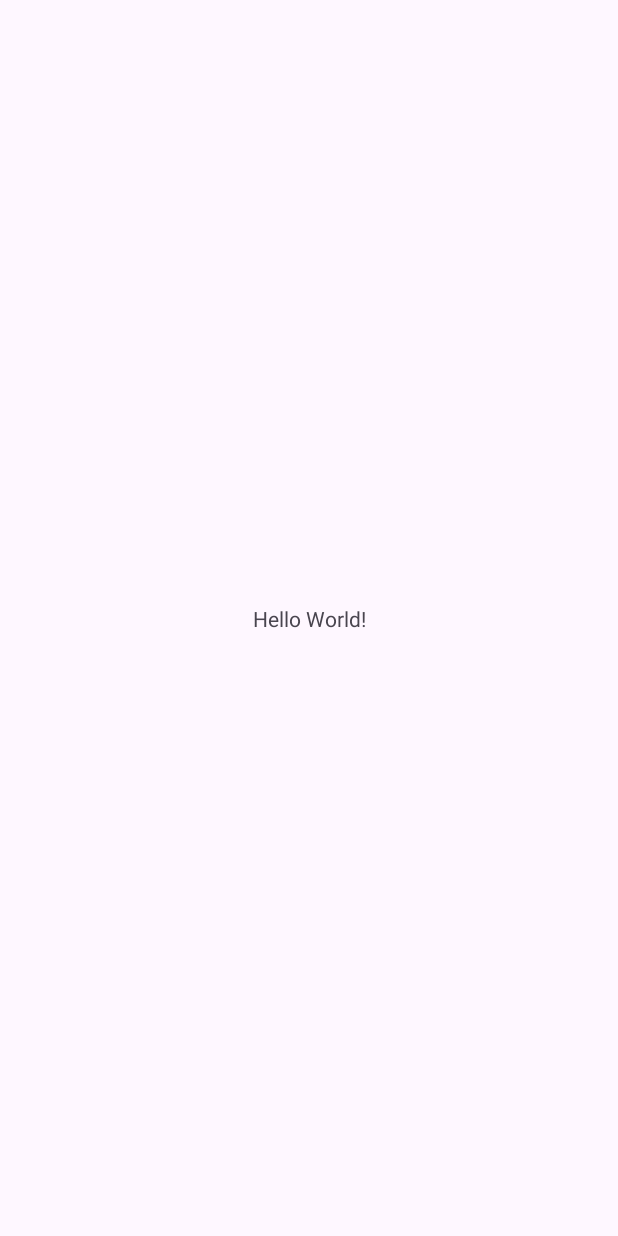
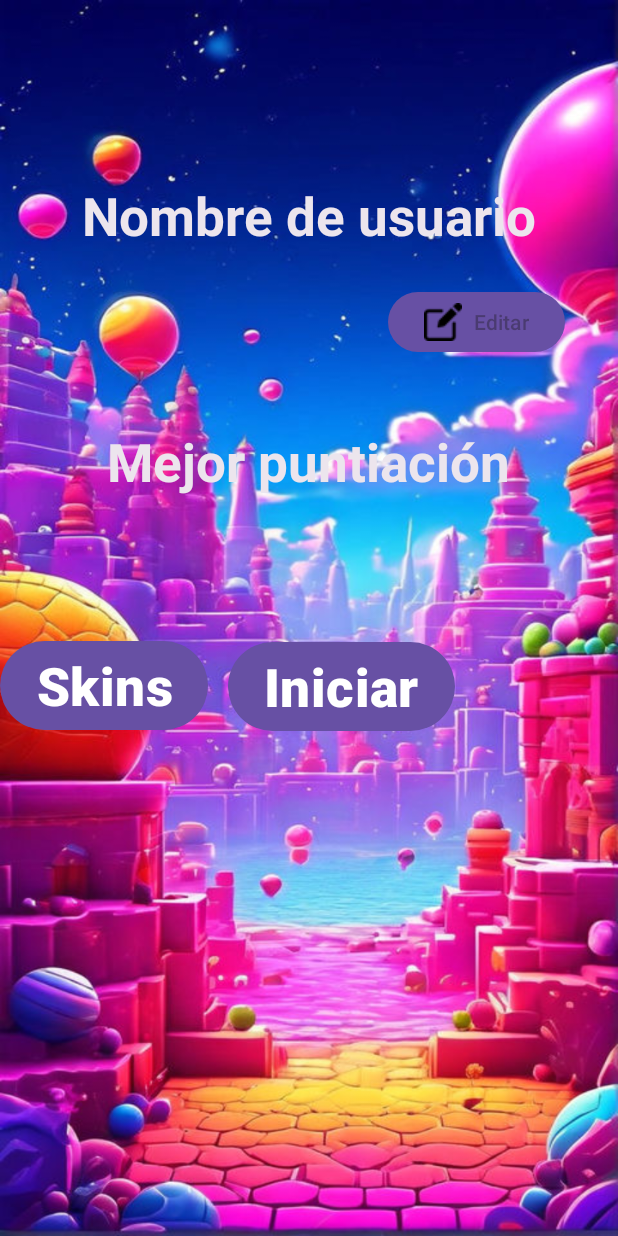
Before and after one commit to llamasdelacruz/happy_ball, an Android app: the screen it shows after launch (MainActivity), on a phone screen of 412 x 824 dp. Before the commit the screen is almost empty. Run offline under Robolectric (Android 15) with nearby library versions, the phone set to English and light mode, and no system bars.

Commit message:
pantalla de inicio

```diff
--- a/app/src/main/res/layout/activity_main.xml
+++ b/app/src/main/res/layout/activity_main.xml
@@ -1,18 +1,73 @@
-<?xml version="1.0" encoding="utf-8"?>
-<androidx.constraintlayout.widget.ConstraintLayout xmlns:android="http://schemas.android.com/apk/res/android"
+<RelativeLayout xmlns:android="http://schemas.android.com/apk/res/android"
+    xmlns:tools="http://schemas.android.com/tools"
     xmlns:app="http://schemas.android.com/apk/res-auto"
-    xmlns:tools="http://schemas.android.com/tools"
+
+    android:id="@+id/LinearLayout1"
     android:layout_width="match_parent"
     android:layout_height="match_parent"
-    tools:context=".MainActivity">
+    android:orientation="vertical"
+    android:background="@drawable/fondoinico">
 
     <TextView
+        android:id="@+id/LblNombre"
         android:layout_width="wrap_content"
         android:layout_height="wrap_content"
-        android:text="Hello World!"
-        app:layout_constraintBottom_toBottomOf="parent"
-        app:layout_constraintEnd_toEndOf="parent"
-        app:layout_constraintStart_toStartOf="parent"
-        app:layout_constraintTop_toTopOf="parent" />
+        android:layout_centerHorizontal="true"
+        android:layout_marginStart="16dp"
+        android:layout_marginEnd="16dp"
+        android:text="@string/nombre"
+        android:textColor="#ECE5ED"
+        android:textSize="35sp"
+        android:textStyle="bold"
+        android:layout_marginTop="120dp"
+    />
 
-</androidx.constraintlayout.widget.ConstraintLayout>
+    <Button
+        android:id="@+id/BtnEditar"
+        android:layout_width="wrap_content"
+        android:layout_height="wrap_content"
+        android:layout_below="@id/LblNombre"
+        android:layout_alignParentEnd="true"
+        android:layout_marginTop="23dp"
+        android:layout_marginEnd="35dp"
+
+        android:drawableLeft="@drawable/icono"
+        android:hint="Editar"
+        />
+
+    <TextView
+        android:id="@+id/TxtScore"
+        android:layout_width="wrap_content"
+        android:layout_height="wrap_content"
+        android:layout_below="@+id/BtnEditar"
+        android:layout_marginTop="45dp"
+        android:text="Mejor puntiación"
+        android:textColor="#ECE5ED"
+        android:textSize="35sp"
+        android:textStyle="bold"
+        android:layout_centerHorizontal="true"/>
+
+    <Button
+        android:id="@+id/BtnSkins"
+        android:layout_width="wrap_content"
+        android:layout_height="wrap_content"
+        android:layout_alignBottom="@+id/TxtScore"
+        android:layout_marginBottom="-159dp"
+        android:text="Skins"
+        android:textSize="35sp"
+        android:textStyle="bold" />
+
+    <Button
+        android:id="@+id/BtnInicio"
+        android:layout_width="wrap_content"
+        android:layout_height="wrap_content"
+        android:layout_alignBottom="@+id/TxtScore"
+        android:layout_marginStart="13dp"
+        android:layout_marginBottom="-160dp"
+        android:layout_toEndOf="@+id/BtnSkins"
+        android:text="Iniciar"
+        android:textSize="35sp"
+        android:textStyle="bold" />
+
+
+</RelativeLayout>
--- a/app/src/main/res/values/colors.xml
+++ b/app/src/main/res/values/colors.xml
@@ -2,4 +2,5 @@
 <resources>
     <color name="black">#FF000000</color>
     <color name="white">#FFFFFFFF</color>
+    <color name="fonoIcono">#EC13D6</color>
 </resources>
--- a/app/src/main/res/values/strings.xml
+++ b/app/src/main/res/values/strings.xml
@@ -4,4 +4,6 @@
     <string name="descripcion_roja">Esta bolita parece linda, pero cuando se enoja, es aun mas adorable</string>
     <string name="descripcion_verde">Es una bolita, verde y bonita, lista para la aventura</string>
     <string name="btn_aceptar">Seleccionar</string>
+    <string name="nombre">Nombre de usuario</string>
+    <string name="fondoIcono">#EC13D6</string>
 </resources>
```
Also changed, not shown: app/src/main/res/drawable/fondoinico.png (added), app/src/main/res/drawable/icono.png (added).
